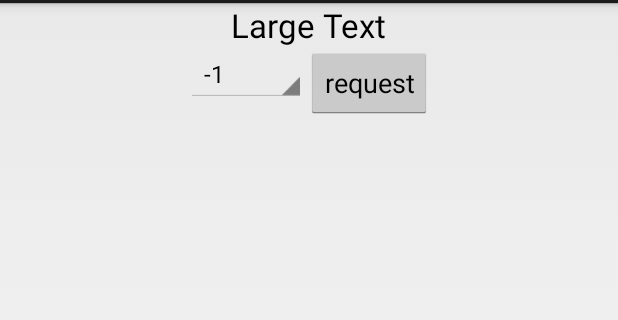
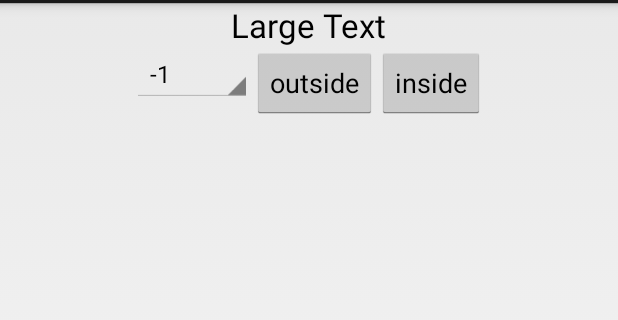
Before and after one commit to nilsen340/JohnsElevator, an Android app: the layout fragment_elevator.xml on its own in the app's theme, with its tools: preview values and no code run, on a phone screen of 412 x 824 dp, the part 69-389 px from its top. Run offline under Robolectric (Android 15) with nearby library versions, the phone set to English and light mode, and no system bars.

Commit message:
Add inside requests with GUI indicator
Now the user can trigger requests from inside the elevator. The
elevator has a indicator showing if there is people in it or not.

```diff
--- a/app/src/main/res/layout/elevator_indicator.xml
+++ b/app/src/main/res/layout/elevator_indicator.xml
@@ -18,4 +18,12 @@
         android:id="@+id/movementIndicator"
         android:layout_toRightOf="@id/elevatorFloor"
         android:layout_centerVertical="true"/>
+
+    <ImageView
+        android:layout_width="wrap_content"
+        android:layout_height="wrap_content"
+        android:id="@+id/peopleIndicator"
+        android:layout_toRightOf="@id/movementIndicator"
+        android:layout_centerVertical="true"
+        android:visibility="gone"/>
 </RelativeLayout>
--- a/app/src/main/res/layout/request_elevator_view.xml
+++ b/app/src/main/res/layout/request_elevator_view.xml
@@ -15,6 +15,13 @@
         android:layout_height="wrap_content"
         android:text="@string/request_elevator"
         android:layout_toRightOf="@id/floor_spinner"
-        android:id="@+id/request_button"
+        android:id="@+id/outside_request_button"
+        android:layout_gravity="center_horizontal" />
+    <Button
+        android:layout_width="wrap_content"
+        android:layout_height="wrap_content"
+        android:text="@string/inside_request"
+        android:layout_toRightOf="@id/outside_request_button"
+        android:id="@+id/inside_request_button"
         android:layout_gravity="center_horizontal" />
 </RelativeLayout>
--- a/app/src/main/res/values/strings.xml
+++ b/app/src/main/res/values/strings.xml
@@ -6,5 +6,6 @@
     <string name="action_settings">Settings</string>
 
     <string name="request_to_zero">request to 0</string>
-    <string name="request_elevator">request</string>
+    <string name="request_elevator">outside</string>
+    <string name="inside_request">inside</string>
 </resources>
```
Also changed, not shown: app/src/main/java/com/nilsen340/johnselevator/app/Elevator.java (+43 -6 lines), app/src/main/java/com/nilsen340/johnselevator/app/ElevatorFragment.java (+33 -4 lines), app/src/main/res/drawable-hdpi/ic_people.png (added), 2 other files.
